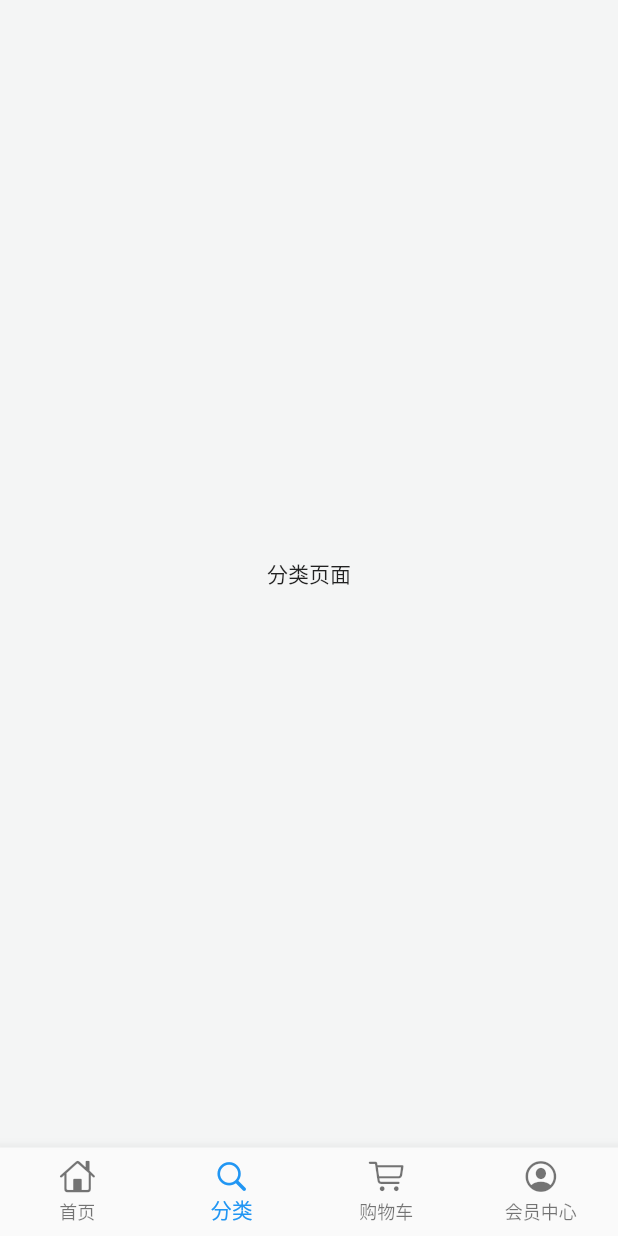
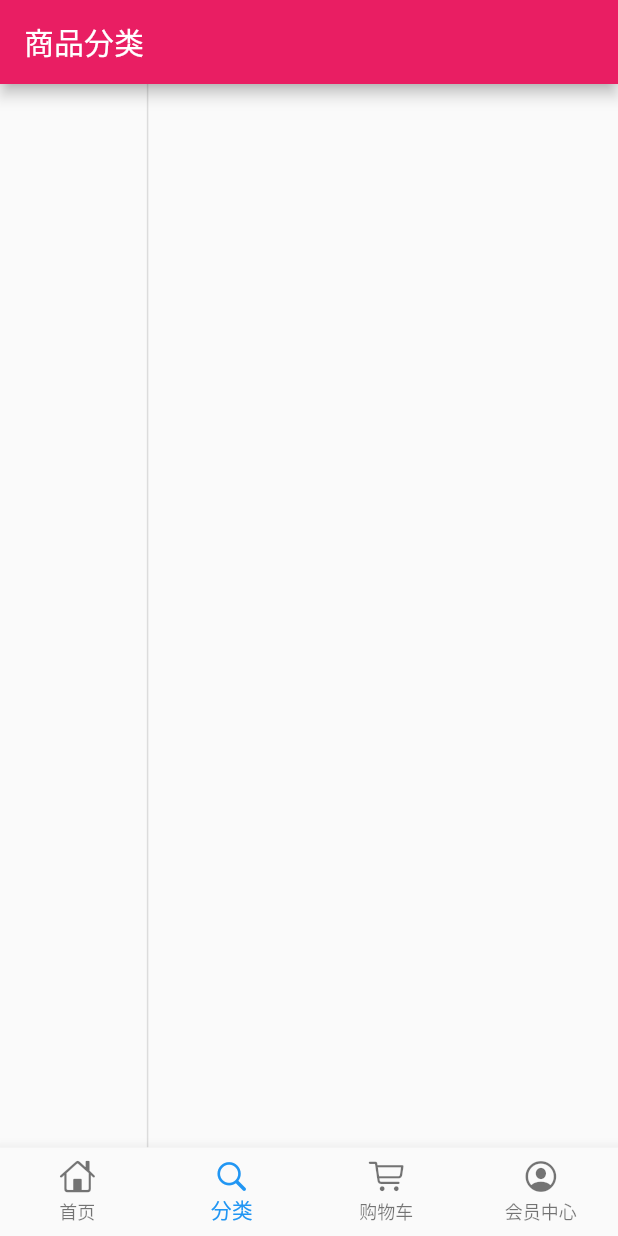
Before and after one commit to yshysh123/flutter_shop, a Flutter app: the screen it shows after launch, item 2 of the bottom bar chosen, on a phone screen of 412 x 824 dp. Run offline on Flutter 3.47's test engine with Material 2 defaults, Android fonts, the phone set to English and light mode, and no system bars; our stand-ins replace dio, flutter_easyrefresh, flutter_screenutil, flutter_swiper; network calls fail.

Commit message:
:star: add leftCategoryNav

```diff
--- a/lib/model/category.dart
+++ b/lib/model/category.dart
@@ -1,35 +1,94 @@
-class CategoryBigModel {
-  String mallCategoryId; //类别编号
-  String mallCategoryName; //类别名称
-  List<dynamic> bxMallSubDto;
-  Null comments;
-  String image; //图片
+class CategoryModel {
+  String code;
+  String message;
+  List<Data> data;
 
-  CategoryBigModel({
-    this.mallCategoryId,
-    this.mallCategoryName,
-    this.bxMallSubDto,
-    this.comments,
-    this.image,
-  });
+  CategoryModel({this.code, this.message, this.data});
 
-  factory CategoryBigModel.fromJson(dynamic json) {
-    return CategoryBigModel(
-      mallCategoryId: json['mallCategoryId'],
-      mallCategoryName: json['mallCategoryName'],
-      bxMallSubDto: json['bxMallSubDto'],
-      comments: json['comments'],
-      image: json['image'],
-    );
+  CategoryModel.fromJson(Map<String, dynamic> json) {
+    code = json['code'];
+    message = json['message'];
+    if (json['data'] != null) {
+      data = new List<Data>();
+      json['data'].forEach((v) {
+        data.add(new Data.fromJson(v));
+      });
+    }
+  }
+
+  Map<String, dynamic> toJson() {
+    final Map<String, dynamic> data = new Map<String, dynamic>();
+    data['code'] = this.code;
+    data['message'] = this.message;
+    if (this.data != null) {
+      data['data'] = this.data.map((v) => v.toJson()).toList();
+    }
+    return data;
   }
 }
 
-class CategoryBigListModel {
-  List<CategoryBigModel> data;
-  CategoryBigListModel(this.data);
-  factory CategoryBigListModel.formJson(List json) {
-    return CategoryBigListModel(
-      json.map((i) => CategoryBigModel.fromJson((i))).toList(),
-    );
+class Data {
+  String mallCategoryId;
+  String mallCategoryName;
+  List<BxMallSubDto> bxMallSubDto;
+  Null comments;
+  String image;
+
+  Data(
+      {this.mallCategoryId,
+      this.mallCategoryName,
+      this.bxMallSubDto,
+      this.comments,
+      this.image});
+
+  Data.fromJson(Map<String, dynamic> json) {
+    mallCategoryId = json['mallCategoryId'];
+    mallCategoryName = json['mallCategoryName'];
+    if (json['bxMallSubDto'] != null) {
+      bxMallSubDto = new List<BxMallSubDto>();
+      json['bxMallSubDto'].forEach((v) {
+        bxMallSubDto.add(new BxMallSubDto.fromJson(v));
+      });
+    }
+    comments = json['comments'];
+    image = json['image'];
+  }
+
+  Map<String, dynamic> toJson() {
+    final Map<String, dynamic> data = new Map<String, dynamic>();
+    data['mallCategoryId'] = this.mallCategoryId;
+    data['mallCategoryName'] = this.mallCategoryName;
+    if (this.bxMallSubDto != null) {
+      data['bxMallSubDto'] = this.bxMallSubDto.map((v) => v.toJson()).toList();
+    }
+    data['comments'] = this.comments;
+    data['image'] = this.image;
+    return data;
   }
 }
+
+class BxMallSubDto {
+  String mallSubId;
+  String mallCategoryId;
+  String mallSubName;
+  String comments;
+
+  BxMallSubDto(
+      {this.mallSubId, this.mallCategoryId, this.mallSubName, this.comments});
+
+  BxMallSubDto.fromJson(Map<String, dynamic> json) {
+    mallSubId = json['mallSubId'];
+    mallCategoryId = json['mallCategoryId'];
+    mallSubName = json['mallSubName'];
+    comments = json['comments'];
+  }
+
+  Map<String, dynamic> toJson() {
+    final Map<String, dynamic> data = new Map<String, dynamic>();
+    data['mallSubId'] = this.mallSubId;
+    data['mallCategoryId'] = this.mallCategoryId;
+    data['mallSubName'] = this.mallSubName;
+    data['comments'] = this.comments;
+    return data;
+  }
+}
--- a/lib/pages/category_page.dart
+++ b/lib/pages/category_page.dart
@@ -1,6 +1,7 @@
 import 'package:flutter/material.dart';
 import '../service/service_method.dart';
 import 'dart:convert';
+import 'package:flutter_screenutil/flutter_screenutil.dart';
 import '../model/category.dart';
 
 class CategoryPage extends StatefulWidget {
@@ -10,10 +11,77 @@ class CategoryPage extends StatefulWidget {
 class _CategoryPageState extends State<CategoryPage> {
   @override
   Widget build(BuildContext context) {
+    return Scaffold(
+      appBar: AppBar(
+        title: Text('商品分类'),
+      ),
+      body: Container(
+        child: Row(
+          children: <Widget>[
+            LeftCategoryNav(),
+          ],
+        ),
+      ),
+    );
+  }
+}
+
+//左侧导航
+class LeftCategoryNav extends StatefulWidget {
+  @override
+  _LeftCategoryNavState createState() => _LeftCategoryNavState();
+}
+
+class _LeftCategoryNavState extends State<LeftCategoryNav> {
+  List list = [];
+
+  void initState() {
+    super.initState();
     _getCategory();
+  }
+
+  @override
+  Widget build(BuildContext context) {
     return Container(
-      child: Center(
-        child: Text('分类页面'),
+      width: ScreenUtil().setWidth(180),
+      decoration: BoxDecoration(
+        border: Border(
+          right: BorderSide(
+            width: 1,
+            color: Colors.black12,
+          ),
+        ),
+      ),
+      child: ListView.builder(
+        itemCount: list.length,
+        itemBuilder: (context, index) {
+          return _leftInkWell(index);
+        },
+      ),
+    );
+  }
+
+  Widget _leftInkWell(int index) {
+    return InkWell(
+      onTap: () {},
+      child: Container(
+        height: ScreenUtil().setHeight(100),
+        padding: EdgeInsets.only(left: 10.0, top: 20.0),
+        decoration: BoxDecoration(
+          color: Colors.white,
+          border: Border(
+            bottom: BorderSide(
+              width: 1,
+              color: Colors.black12,
+            ),
+          ),
+        ),
+        child: Text(
+          list[index].mallCategoryName,
+          style: TextStyle(
+            fontSize: ScreenUtil().setSp(26),
+          ),
+        ),
       ),
     );
   }
@@ -21,10 +89,10 @@ class _CategoryPageState extends State<CategoryPage> {
   void _getCategory() async {
     await request('getCategory').then((val) {
       var data = json.decode(val.toString());
-      CategoryBigListModel list = CategoryBigListModel.formJson(data['data']);
-      list.data.forEach(
-        (item) => print(item.mallCategoryName),
-      );
+      CategoryModel category = CategoryModel.fromJson(data);
+      setState(() {
+        list = category.data;
+      });
     });
   }
 }
```
